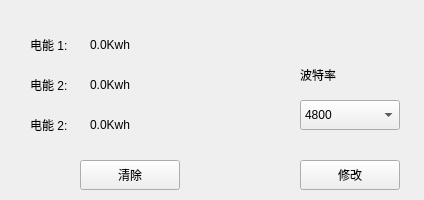
This is IDC_TestSystem/SI-PDU/si_setting/si_elesetwid.ui in ChinaClever/IDC_TestSystem as Qt 5 draws it before an edit. The edited form follows.
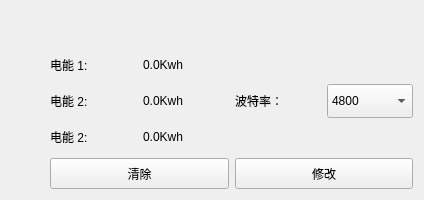
This is the edited form.

Patch:
```diff
--- a/IDC_TestSystem/SI-PDU/si_setting/si_elesetwid.ui
+++ b/IDC_TestSystem/SI-PDU/si_setting/si_elesetwid.ui
@@ -13,108 +13,118 @@
   <property name="windowTitle">
    <string>Form</string>
   </property>
+  <layout class="QGridLayout" name="gridLayout">
+   <property name="leftMargin">
+    <number>50</number>
+   </property>
+   <property name="topMargin">
+    <number>50</number>
+   </property>
+   <item row="0" column="0">
+    <layout class="QVBoxLayout" name="verticalLayout_2">
+     <item>
+      <layout class="QHBoxLayout" name="horizontalLayout">
+       <item>
   <widget class="QLabel" name="label">
-   <property name="geometry">
-    <rect>
-     <x>30</x>
-     <y>30</y>
-     <width>54</width>
-     <height>30</height>
-    </rect>
-   </property>
    <property name="text">
     <string>电能 1:</string>
    </property>
   </widget>
+       </item>
+       <item>
   <widget class="QLabel" name="eleLabel_1">
-   <property name="geometry">
-    <rect>
-     <x>90</x>
-     <y>30</y>
-     <width>100</width>
-     <height>30</height>
-    </rect>
-   </property>
    <property name="text">
     <string>0.0Kwh</string>
    </property>
   </widget>
-  <widget class="QPushButton" name="cleverBtn">
-   <property name="geometry">
-    <rect>
-     <x>80</x>
-     <y>160</y>
-     <width>100</width>
-     <height>30</height>
-    </rect>
-   </property>
-   <property name="text">
-    <string>清除</string>
-   </property>
-  </widget>
-  <widget class="QLabel" name="eleLabel_2">
-   <property name="geometry">
-    <rect>
-     <x>90</x>
-     <y>70</y>
-     <width>100</width>
-     <height>30</height>
-    </rect>
-   </property>
-   <property name="text">
-    <string>0.0Kwh</string>
-   </property>
-  </widget>
+       </item>
+      </layout>
+     </item>
+     <item>
+      <layout class="QHBoxLayout" name="horizontalLayout_2">
+       <item>
   <widget class="QLabel" name="label_2">
-   <property name="geometry">
-    <rect>
-     <x>30</x>
-     <y>70</y>
-     <width>54</width>
-     <height>30</height>
-    </rect>
-   </property>
    <property name="text">
     <string>电能 2:</string>
    </property>
   </widget>
-  <widget class="QLabel" name="eleLabel_3">
-   <property name="geometry">
-    <rect>
-     <x>90</x>
-     <y>110</y>
-     <width>100</width>
-     <height>30</height>
-    </rect>
-   </property>
+       </item>
+       <item>
+        <widget class="QLabel" name="eleLabel_2">
    <property name="text">
     <string>0.0Kwh</string>
    </property>
   </widget>
+       </item>
+      </layout>
+     </item>
+     <item>
+      <layout class="QHBoxLayout" name="horizontalLayout_3">
+       <item>
   <widget class="QLabel" name="label_3">
-   <property name="geometry">
-    <rect>
-     <x>30</x>
-     <y>110</y>
-     <width>54</width>
-     <height>30</height>
-    </rect>
-   </property>
    <property name="text">
     <string>电能 2:</string>
    </property>
   </widget>
+       </item>
+       <item>
+        <widget class="QLabel" name="eleLabel_3">
+         <property name="text">
+          <string>0.0Kwh</string>
+         </property>
+        </widget>
+       </item>
+      </layout>
+     </item>
+     <item>
+      <widget class="QPushButton" name="cleverBtn">
+       <property name="minimumSize">
+        <size>
+         <width>0</width>
+         <height>31</height>
+        </size>
+       </property>
+       <property name="text">
+        <string>清除</string>
+       </property>
+      </widget>
+     </item>
+    </layout>
+   </item>
+   <item row="0" column="1">
+    <layout class="QVBoxLayout" name="verticalLayout" stretch="1,1,1,1">
+     <item>
+      <spacer name="verticalSpacer">
+       <property name="orientation">
+        <enum>Qt::Vertical</enum>
+       </property>
+       <property name="sizeHint" stdset="0">
+        <size>
+         <width>20</width>
+         <height>40</height>
+        </size>
+       </property>
+      </spacer>
+     </item>
+     <item>
+      <layout class="QHBoxLayout" name="horizontalLayout_4">
+       <item>
+        <widget class="QLabel" name="label_4">
+         <property name="text">
+          <string>波特率：</string>
+         </property>
+        </widget>
+       </item>
+       <item>
   <widget class="QComboBox" name="comboBox">
-   <property name="geometry">
-    <rect>
-     <x>300</x>
-     <y>100</y>
-     <width>100</width>
-     <height>30</height>
-    </rect>
+         <property name="sizePolicy">
+          <sizepolicy hsizetype="Preferred" vsizetype="Expanding">
+           <horstretch>0</horstretch>
+           <verstretch>0</verstretch>
+          </sizepolicy>
    </property>
    <property name="currentText">
-    <string>9600</string>
+          <string>4800</string>
    </property>
    <item>
     <property name="text">
@@ -137,32 +147,38 @@
     </property>
    </item>
   </widget>
+       </item>
+      </layout>
+     </item>
+     <item>
+      <spacer name="verticalSpacer_2">
+       <property name="orientation">
+        <enum>Qt::Vertical</enum>
+       </property>
+       <property name="sizeHint" stdset="0">
+        <size>
+         <width>20</width>
+         <height>40</height>
+        </size>
+       </property>
+      </spacer>
+     </item>
+     <item>
   <widget class="QPushButton" name="editBtn">
-   <property name="geometry">
-    <rect>
-     <x>300</x>
-     <y>160</y>
-     <width>100</width>
-     <height>30</height>
-    </rect>
+       <property name="minimumSize">
+        <size>
+         <width>0</width>
+         <height>31</height>
+        </size>
    </property>
    <property name="text">
     <string>修改</string>
    </property>
   </widget>
-  <widget class="QLabel" name="label_4">
-   <property name="geometry">
-    <rect>
-     <x>300</x>
-     <y>60</y>
-     <width>100</width>
-     <height>30</height>
-    </rect>
-   </property>
-   <property name="text">
-    <string>波特率</string>
-   </property>
-  </widget>
+     </item>
+    </layout>
+   </item>
+  </layout>
  </widget>
  <resources/>
  <connections/>
```
Lines whose indentation alone changed are shown as unchanged.
